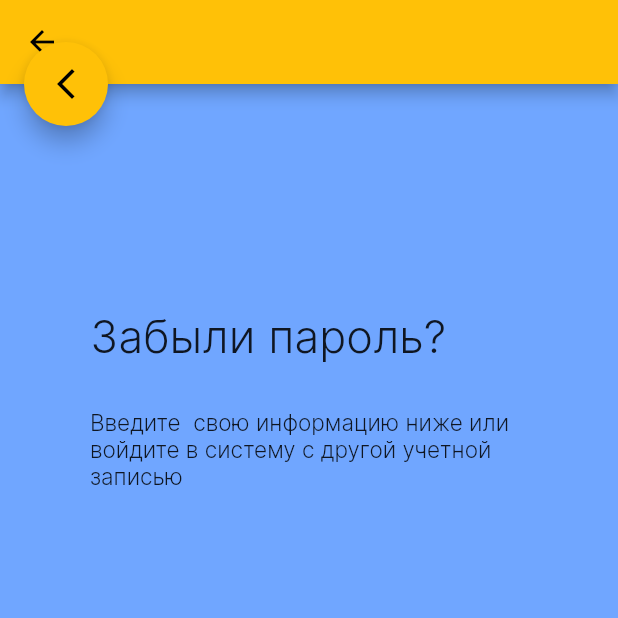
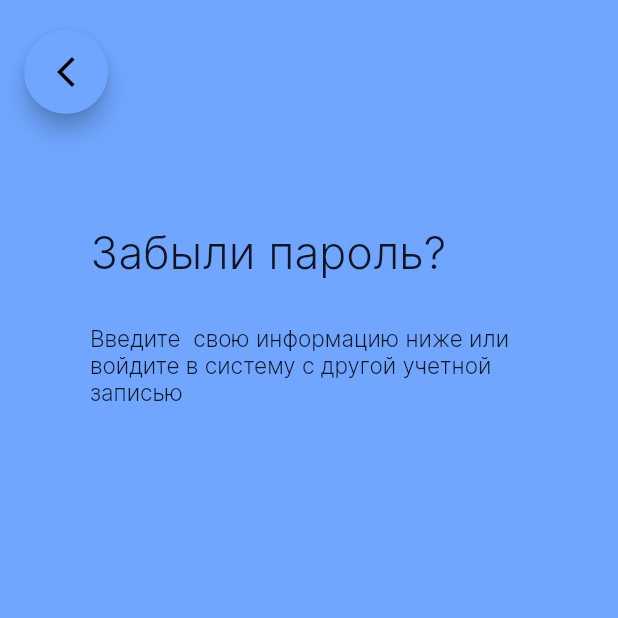
Before and after one commit to dimashkairolda/kutpekz, a Flutter app: the Parol screen opened by its route, on a phone screen of 412 x 824 dp, the top half of it. Run offline on Flutter 3.47's test engine with Material 2 defaults, Android fonts, the phone set to English and light mode, and no system bars; our stand-ins replace firebase_core; accounts and stored records are empty.

Commit message:
Onboard pages

```diff
--- a/lib/pages/parol1.dart
+++ b/lib/pages/parol1.dart
@@ -5,7 +5,7 @@ class Parol extends StatelessWidget {
   @override
   Widget build(BuildContext context) {
     return Scaffold(
-      appBar: AppBar(),
+
       backgroundColor: Color.fromRGBO(112,166,255, 1.0),
       body:
       Padding(padding: EdgeInsets.fromLTRB(60, 150, 70, 150),
@@ -20,10 +20,25 @@ class Parol extends StatelessWidget {
         ],
       ),
       ),
-      floatingActionButton:
-      FloatingActionButton(onPressed: (){ },
-        child: Icon(Icons.arrow_back_ios_new),
+      floatingActionButton: Stack(
+        fit: StackFit.expand,
+        children: [
+
+          Positioned(
+              top: 20,
+
+              child: FloatingActionButton(
+              onPressed: (){
+                Navigator.pop(context);
+              },
+              child: Icon(Icons.arrow_back_ios_new),
+                backgroundColor: Color.fromRGBO(112,166,255, 1.0),
+
+          )
+          )
+        ],
       ),
+
       floatingActionButtonLocation: FloatingActionButtonLocation.startTop,
 
     );
```
